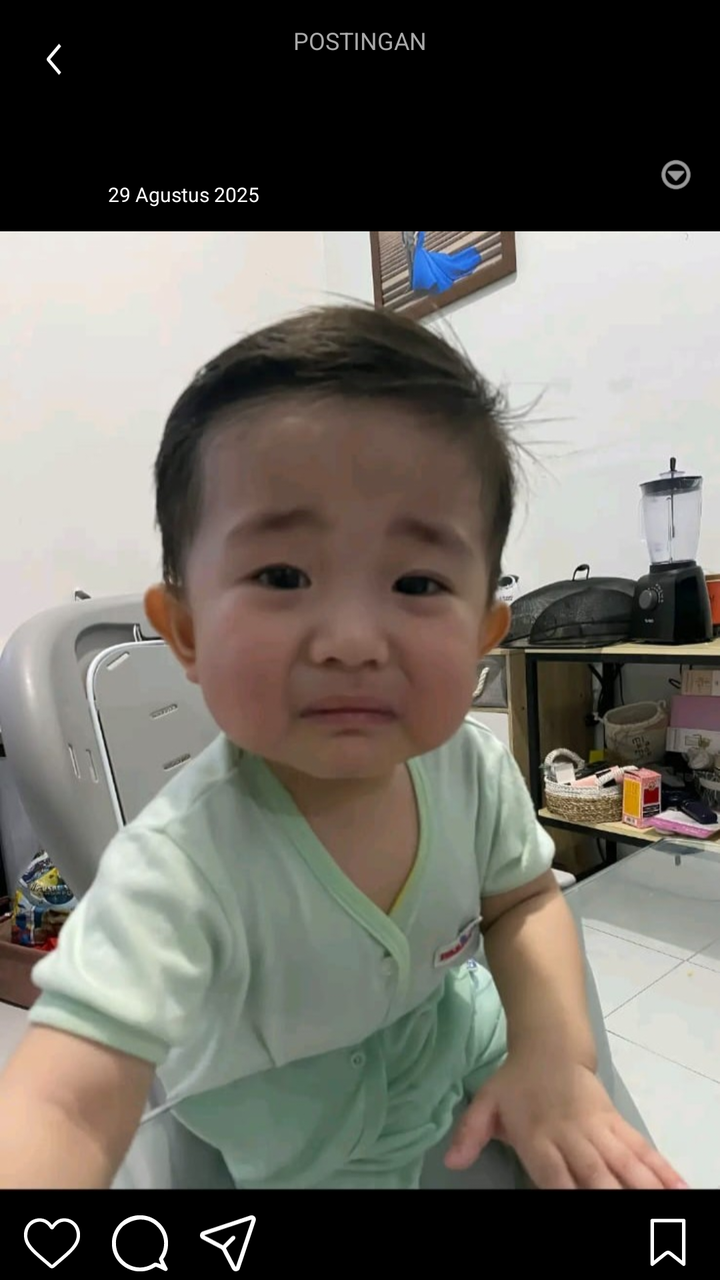
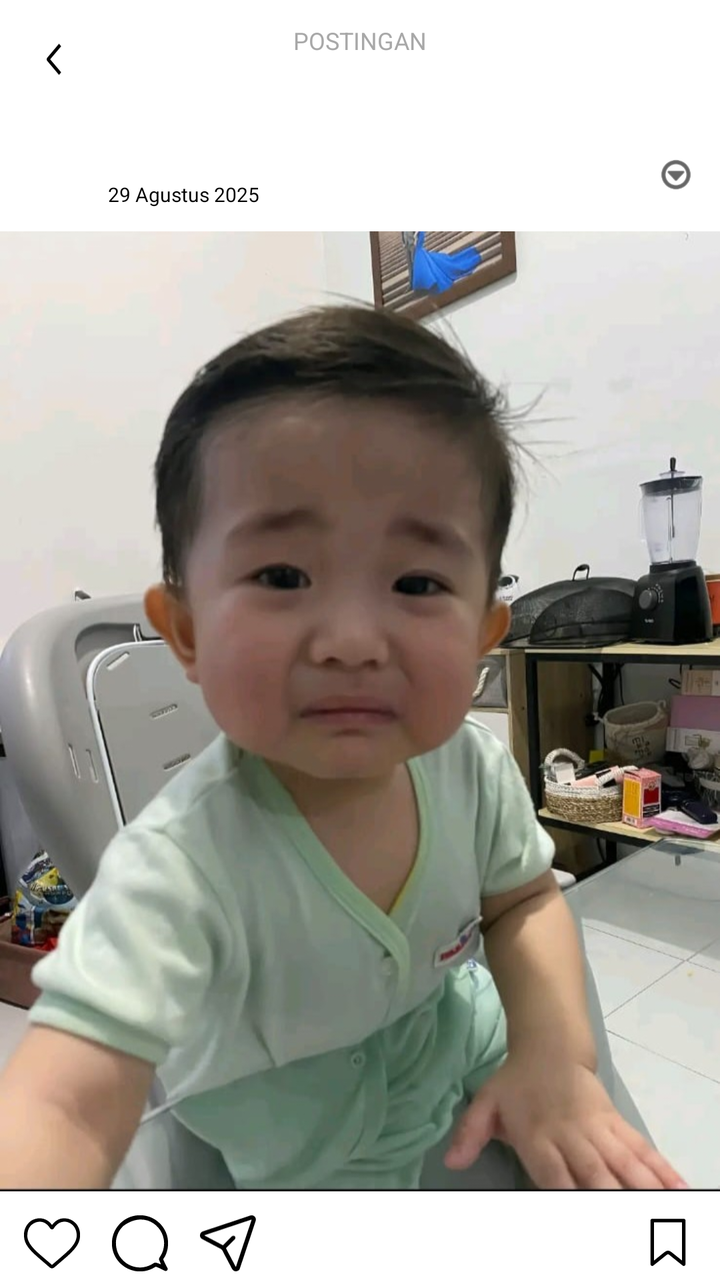

An Android layout rendered at two revisions. The XML below is the earlier revision; the diff shows what the commit changed to produce the second picture.
<!-- AndroidManifest.xml: application theme Theme.Lab_mobile -->
<!-- res/layout/activity_post_detail.xml -->
<?xml version="1.0" encoding="utf-8"?>
<androidx.constraintlayout.widget.ConstraintLayout xmlns:android="http://schemas.android.com/apk/res/android"
    xmlns:app="http://schemas.android.com/apk/res-auto"
    xmlns:tools="http://schemas.android.com/tools"
    android:layout_width="match_parent"
    android:layout_height="match_parent"
    android:background="@color/black"
    tools:context=".PostDetailActivity">

    
    <androidx.constraintlayout.widget.ConstraintLayout
        android:id="@+id/header"
        android:layout_width="match_parent"
        android:layout_height="wrap_content"
        android:padding="12dp"
        app:layout_constraintTop_toTopOf="parent">

        <ImageView
            android:id="@+id/btn_back"
            android:layout_width="24dp"
            android:layout_height="24dp"
            android:src="@drawable/weui__arrow_outlined"
            android:rotation="90"
            app:layout_constraintBottom_toBottomOf="parent"
            app:layout_constraintStart_toStartOf="parent"
            app:layout_constraintTop_toTopOf="parent"
            app:tint="@color/white" />

        <LinearLayout
            android:layout_width="wrap_content"
            android:layout_height="wrap_content"
            android:gravity="center"
            android:orientation="vertical"
            app:layout_constraintBottom_toBottomOf="parent"
            app:layout_constraintEnd_toEndOf="parent"
            app:layout_constraintStart_toStartOf="parent"
            app:layout_constraintTop_toTopOf="parent">

            <TextView
                android:layout_width="wrap_content"
                android:layout_height="wrap_content"
                android:text="Postingan"
                android:textColor="#A8A8A8"
                android:textSize="12sp"
                android:textAllCaps="true" />

            <TextView
                android:id="@+id/tv_username_title"
                android:layout_width="wrap_content"
                android:layout_height="wrap_content"
                android:text=""
                android:textColor="@color/white"
                android:textSize="14sp"
                android:textStyle="bold" />
        </LinearLayout>
    </androidx.constraintlayout.widget.ConstraintLayout>

    <androidx.core.widget.NestedScrollView
        android:layout_width="match_parent"
        android:layout_height="0dp"
        app:layout_constraintBottom_toBottomOf="parent"
        app:layout_constraintTop_toBottomOf="@id/header">

        <LinearLayout
            android:layout_width="match_parent"
            android:layout_height="wrap_content"
            android:orientation="vertical">

            
            <androidx.constraintlayout.widget.ConstraintLayout
                android:layout_width="match_parent"
                android:layout_height="wrap_content"
                android:padding="12dp">

                <com.google.android.material.imageview.ShapeableImageView
                    android:id="@+id/iv_post_profile"
                    android:layout_width="32dp"
                    android:layout_height="32dp"
                    android:scaleType="centerCrop"
                    app:layout_constraintStart_toStartOf="parent"
                    app:layout_constraintTop_toTopOf="parent"
                    app:shapeAppearanceOverlay="@style/CircleImage" />

                <LinearLayout
                    android:layout_width="wrap_content"
                    android:layout_height="wrap_content"
                    app:layout_constraintBottom_toBottomOf="@id/iv_post_profile"
                    app:layout_constraintStart_toEndOf="@id/iv_post_profile"
                    app:layout_constraintTop_toTopOf="@id/iv_post_profile"
                    android:orientation="vertical"
                    android:layout_marginStart="10dp">
                    <TextView
                        android:id="@+id/tv_post_username"
                        android:layout_width="wrap_content"
                        android:layout_height="wrap_content"
                        android:text=""
                        android:textColor="@color/white"
                        android:textStyle="bold"
                        />
                    <TextView
                        android:layout_width="wrap_content"
                        android:layout_height="wrap_content"
                        android:text="29 Agustus 2025"
                        android:textColor="@color/white"
                        android:textSize="10sp"
                        />

                </LinearLayout>


                <ImageView
                    android:layout_width="20dp"
                    android:layout_height="20dp"
                    android:src="@android:drawable/ic_menu_more"
                    app:layout_constraintBottom_toBottomOf="@id/iv_post_profile"
                    app:layout_constraintEnd_toEndOf="parent"
                    app:layout_constraintTop_toTopOf="@id/iv_post_profile"
                    app:tint="@color/white" />
            </androidx.constraintlayout.widget.ConstraintLayout>

            
            <ImageView
                android:id="@+id/iv_post_image"
                android:layout_width="match_parent"
                android:layout_height="wrap_content"
                android:adjustViewBounds="true"
                android:scaleType="fitCenter"
                android:src="@drawable/foto2" />

            
            <LinearLayout
                android:layout_width="match_parent"
                android:layout_height="wrap_content"
                android:orientation="horizontal"
                android:padding="12dp">

                <ImageView
                    android:layout_width="28dp"
                    android:layout_height="28dp"
                    android:src="@drawable/like"
                    app:tint="@color/white" />

                <ImageView
                    android:layout_width="28dp"
                    android:layout_height="28dp"
                    android:layout_marginStart="16dp"
                    android:src="@drawable/comment"
                    app:tint="@color/white" />

                <ImageView
                    android:layout_width="28dp"
                    android:layout_height="28dp"
                    android:layout_marginStart="16dp"
                    android:src="@drawable/paper_plane"
                    app:tint="@color/white" />

                <View
                    android:layout_width="0dp"
                    android:layout_height="0dp"
                    android:layout_weight="1" />

                <ImageView
                    android:layout_width="28dp"
                    android:layout_height="28dp"
                    android:src="@drawable/arsip"
                    app:tint="@color/white" />
            </LinearLayout>

            
            <LinearLayout
                android:layout_width="match_parent"
                android:layout_height="wrap_content"
                android:orientation="vertical"
                android:paddingHorizontal="12dp">

                <TextView
                    android:layout_width="wrap_content"
                    android:layout_height="wrap_content"
                    android:text="107 suka"
                    android:textColor="@color/white"
                    android:textStyle="bold" />

                <TextView
                    android:id="@+id/tv_post_caption"
                    android:layout_width="match_parent"
                    android:layout_height="wrap_content"
                    android:layout_marginTop="4dp"
                    android:text="Mengabadikan sebuah moment itu penting, kenapa? karena di setiap potretan ada kenangan yang tidak bisa kita ulang kembali."
                    android:textColor="@color/white" />

                <TextView
                    android:layout_width="wrap_content"
                    android:layout_height="wrap_content"
                    android:layout_marginTop="8dp"
                    android:text="29 Agustus 2025"
                    android:textColor="#A8A8A8"
                    android:textSize="12sp" />
            </LinearLayout>

            

        </LinearLayout>
    </androidx.core.widget.NestedScrollView>

</androidx.constraintlayout.widget.ConstraintLayout>
<!-- resources referenced by this layout -->
<resources>
  <color name="black">#FF000000</color>
  <color name="white">#FFFFFFFF</color>
  <!-- drawable arsip (drawable) -->
  <vector xmlns:android="http://schemas.android.com/apk/res/android"
      android:width="1024dp"
      android:height="1024dp"
      android:viewportWidth="1024"
      android:viewportHeight="1024">
    <path
        android:pathData="M256,128v698.9L452,670a96,96 0,0 1,120 0l196,156.8L768,128zM224,64h576a32,32 0,0 1,32 32v797.4a32,32 0,0 1,-52 25L532,720a32,32 0,0 0,-40 0L244,918.4a32,32 0,0 1,-52 -25L192,96a32,32 0,0 1,32 -32"
        android:fillColor="#ffff"/>
  </vector>
  <!-- drawable comment: vector/xml drawable (drawable, 3358 chars, omitted) -->
  <!-- drawable foto2: jpeg bitmap (drawable, 98049 bytes) -->
  <!-- drawable like: vector/xml drawable (drawable, 5134 chars, omitted) -->
  <!-- drawable paper_plane: vector/xml drawable (drawable, 5793 chars, omitted) -->
  <!-- drawable weui__arrow_outlined (drawable) -->
  <vector xmlns:android="http://schemas.android.com/apk/res/android"
      android:width="18dp"
      android:height="20dp"
      android:viewportWidth="18"
      android:viewportHeight="24"
  
      >
  
    <group
        android:pivotX="9"
        android:pivotY="12"
        android:rotation="90"
        >
  
  
    <path
        android:pathData="m2.452,6.58l1.061,-1.06L9.292,11.297a0.996,0.996 0,0 1,-0 1.413L3.513,18.49l-1.06,-1.06l5.424,-5.425z"
        android:fillColor="#fff"
        android:fillType="evenOdd"/>
    </group>
  
  </vector>
  <style name="CircleImage">
          <item name="cornerSize">50%</item>
      </style>
  <style name="Theme.Lab_mobile" parent="Base.Theme.Lab_mobile" />
  <style name="Base.Theme.Lab_mobile" parent="Theme.Material3.DayNight.NoActionBar">
          
      </style>
</resources>

<!-- the commit's change to res/layout/activity_post_detail.xml (unified diff, before → after) -->
@@ -4,7 +4,7 @@
     xmlns:tools="http://schemas.android.com/tools"
     android:layout_width="match_parent"
     android:layout_height="match_parent"
-    android:background="@color/black"
+    android:background="@color/bg_color"
     tools:context=".PostDetailActivity">
 
     
@@ -24,7 +24,7 @@
             app:layout_constraintBottom_toBottomOf="parent"
             app:layout_constraintStart_toStartOf="parent"
             app:layout_constraintTop_toTopOf="parent"
-            app:tint="@color/white" />
+            app:tint="@color/tint_color" />
 
         <LinearLayout
             android:layout_width="wrap_content"
@@ -40,7 +40,7 @@
                 android:layout_width="wrap_content"
                 android:layout_height="wrap_content"
                 android:text="Postingan"
-                android:textColor="#A8A8A8"
+                android:textColor="@color/gray_text"
                 android:textSize="12sp"
                 android:textAllCaps="true" />
 
@@ -49,7 +49,7 @@
                 android:layout_width="wrap_content"
                 android:layout_height="wrap_content"
                 android:text=""
-                android:textColor="@color/white"
+                android:textColor="@color/text_color"
                 android:textSize="14sp"
                 android:textStyle="bold" />
         </LinearLayout>
@@ -94,14 +94,14 @@
                         android:layout_width="wrap_content"
                         android:layout_height="wrap_content"
                         android:text=""
-                        android:textColor="@color/white"
+                        android:textColor="@color/text_color"
                         android:textStyle="bold"
                         />
                     <TextView
                         android:layout_width="wrap_content"
                         android:layout_height="wrap_content"
                         android:text="29 Agustus 2025"
-                        android:textColor="@color/white"
+                        android:textColor="@color/text_color"
                         android:textSize="10sp"
                         />
 
@@ -115,7 +115,7 @@
                     app:layout_constraintBottom_toBottomOf="@id/iv_post_profile"
                     app:layout_constraintEnd_toEndOf="parent"
                     app:layout_constraintTop_toTopOf="@id/iv_post_profile"
-                    app:tint="@color/white" />
+                    app:tint="@color/tint_color" />
             </androidx.constraintlayout.widget.ConstraintLayout>
 
             
@@ -138,21 +138,21 @@
                     android:layout_width="28dp"
                     android:layout_height="28dp"
                     android:src="@drawable/like"
-                    app:tint="@color/white" />
+                    app:tint="@color/tint_color" />
 
                 <ImageView
                     android:layout_width="28dp"
                     android:layout_height="28dp"
                     android:layout_marginStart="16dp"
                     android:src="@drawable/comment"
-                    app:tint="@color/white" />
+                    app:tint="@color/tint_color" />
 
                 <ImageView
                     android:layout_width="28dp"
                     android:layout_height="28dp"
                     android:layout_marginStart="16dp"
                     android:src="@drawable/paper_plane"
-                    app:tint="@color/white" />
+                    app:tint="@color/tint_color" />
 
                 <View
                     android:layout_width="0dp"
@@ -163,7 +163,7 @@
                     android:layout_width="28dp"
                     android:layout_height="28dp"
                     android:src="@drawable/arsip"
-                    app:tint="@color/white" />
+                    app:tint="@color/tint_color" />
             </LinearLayout>
 
             
@@ -177,7 +177,7 @@
                     android:layout_width="wrap_content"
                     android:layout_height="wrap_content"
                     android:text="107 suka"
-                    android:textColor="@color/white"
+                    android:textColor="@color/text_color"
                     android:textStyle="bold" />
 
                 <TextView
@@ -186,14 +186,14 @@
                     android:layout_height="wrap_content"
                     android:layout_marginTop="4dp"
                     android:text="Mengabadikan sebuah moment itu penting, kenapa? karena di setiap potretan ada kenangan yang tidak bisa kita ulang kembali."
-                    android:textColor="@color/white" />
+                    android:textColor="@color/text_color" />
 
                 <TextView
                     android:layout_width="wrap_content"
                     android:layout_height="wrap_content"
                     android:layout_marginTop="8dp"
                     android:text="29 Agustus 2025"
-                    android:textColor="#A8A8A8"
+                    android:textColor="@color/gray_text"
                     android:textSize="12sp" />
             </LinearLayout>
 
<!-- resource entries referenced after the edit -->
@@ -1,7 +1,9 @@
 <!-- resources referenced by this layout -->
 <resources>
-  <color name="black">#FF000000</color>
-  <color name="white">#FFFFFFFF</color>
+  <color name="bg_color">#FFFFFFFF</color>
+  <color name="gray_text">#FFA8A8A8</color>
+  <color name="text_color">#FF000000</color>
+  <color name="tint_color">#FF000000</color>
   <!-- drawable arsip (drawable) -->
   <vector xmlns:android="http://schemas.android.com/apk/res/android"
       android:width="1024dp"
